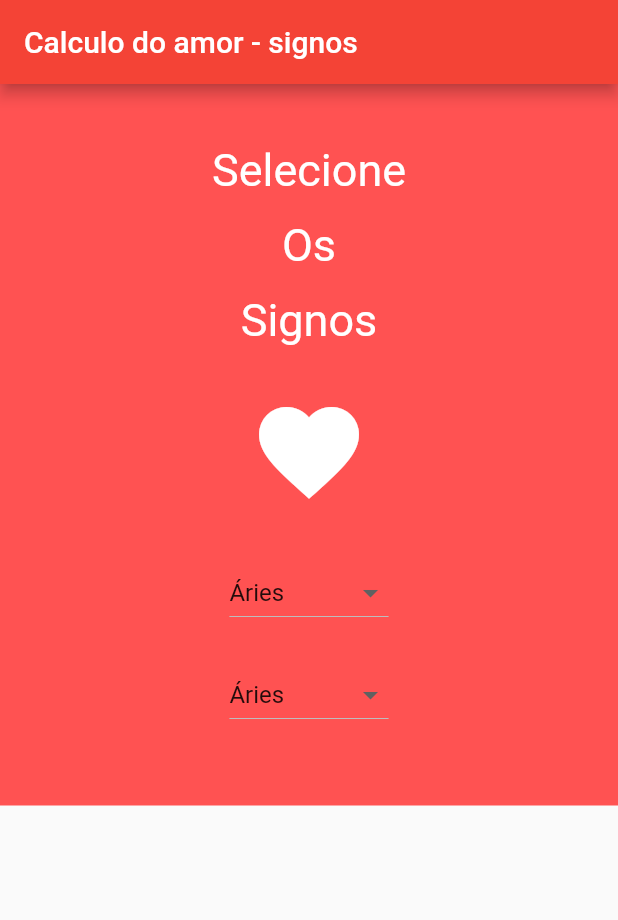
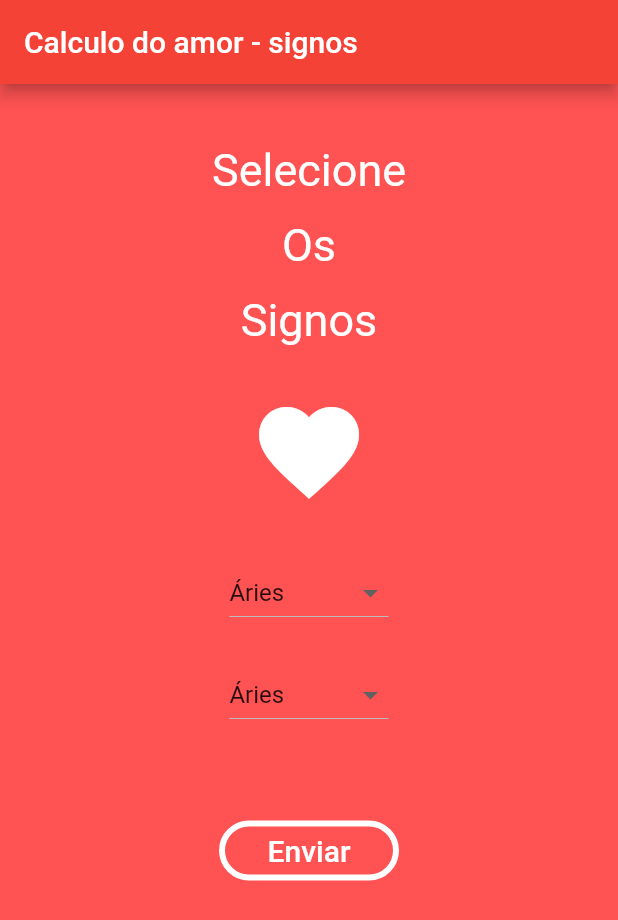
Before and after one commit to EmanoelV/Combinador-de-signos-amor, a Flutter app: the screen it shows after launch, on a phone screen of 412 x 824 dp. Shown: the top 920 px of the screen. Run offline on Flutter 3.47's test engine with Material 2 defaults, Android fonts, the phone set to English and light mode, and no system bars.

Commit message:
botao enviar e inicio da tela de resutlados

```diff
--- a/lib/main.dart
+++ b/lib/main.dart
@@ -1,3 +1,4 @@
+import 'package:Caculadora_do_amor_signos/tela_resultado.dart';
 import 'package:flutter/material.dart';
 import 'model/data.dart';
 
@@ -25,6 +26,7 @@ class SignoFormulario extends StatefulWidget {
   SignoFormulario({Key key, this.title}) : super(key: key);
 
   final signosItems = Signo().retornarSignos();
+  final signoConsulta = Signo();
   final String title;
 
   @override
@@ -62,6 +64,7 @@ class _SignoFormularioState extends State<SignoFormulario> {
       ),
       body: SingleChildScrollView(
         child: Container(
+          height: MediaQuery.of(context).size.height * 1,
           padding: EdgeInsets.only(
             top: 40,
             left: 20,
@@ -70,6 +73,7 @@ class _SignoFormularioState extends State<SignoFormulario> {
           ),
           width: double.infinity,
           color: Colors.redAccent,
+          child: Container(
             child: Column(
               children: <Widget>[
                 Text(
@@ -110,7 +114,9 @@ class _SignoFormularioState extends State<SignoFormulario> {
                 SizedBox(
                   height: 20,
                 ),
-              Column(
+                Container(
+                  color: Colors.redAccent,
+                  child: Column(
                     children: <Widget>[
                       Container(
                         padding: EdgeInsets.all(10.0),
@@ -133,14 +139,60 @@ class _SignoFormularioState extends State<SignoFormulario> {
                             setState(() {
                               _signoSelecionado2 = value;
                             });
-                        print('signo 1 : $_signoSelecionado1 ');
+                            print('signo 1 : $_signoSelecionado1');
                             print('signo 2 : $_signoSelecionado2');
                           },
                         ),
                       ),
+                      FlatButton(
+                        child: Container(
+                          alignment: Alignment.center,
+                          width: 120,
+                          height: 40,
+                          margin: EdgeInsets.symmetric(
+                            vertical: 50,
+                            horizontal: 50,
+                          ),
+                          child: Text(
+                            'Enviar',
+                            style: TextStyle(
+                              color: Colors.white,
+                              fontSize: 20,
+                            ),
+                          ),
+                          decoration: BoxDecoration(
+                            color: Colors.redAccent,
+                            border: Border.all(
+                              color: Colors.white,
+                              width: 4.0,
+                            ),
+                            borderRadius: BorderRadius.all(
+                              Radius.circular(20),
+                            ),
+                          ),
+                        ),
+                        onPressed: () {
+                          setState(
+                            () {
+                              Navigator.push(
+                                context,
+                                MaterialPageRoute(
+                                  builder: (context) => TelaResultado(
+                                    widget.signoConsulta.interprete(
+                                        widget.signosItems[_signoSelecionado1],
+                                        widget.signosItems[_signoSelecionado2]),
+                                  ),
+                                ),
+                              );
+                            },
+                          );
+                        },
+                      ),
                     ],
                   ),
+                ),
               ],
+            ),
           ),
         ),
       ),
```
Also changed, not shown: lib/tela_resultado.dart (added, +32 -0 lines). Lines whose indentation alone changed are shown as unchanged.
